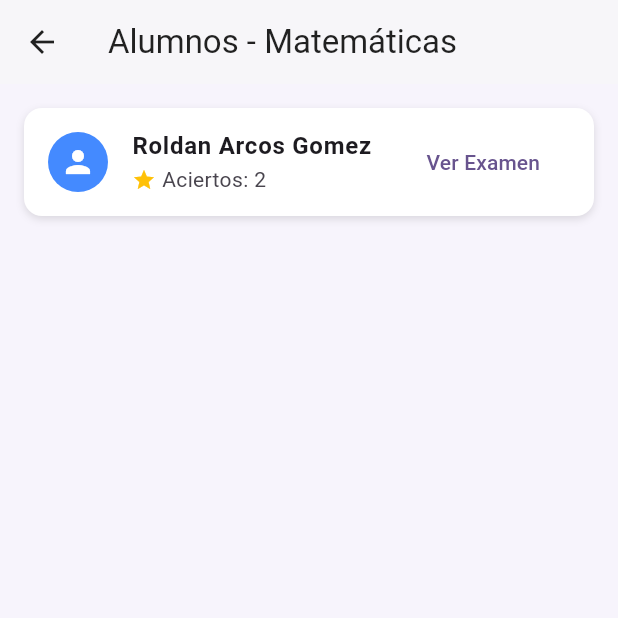
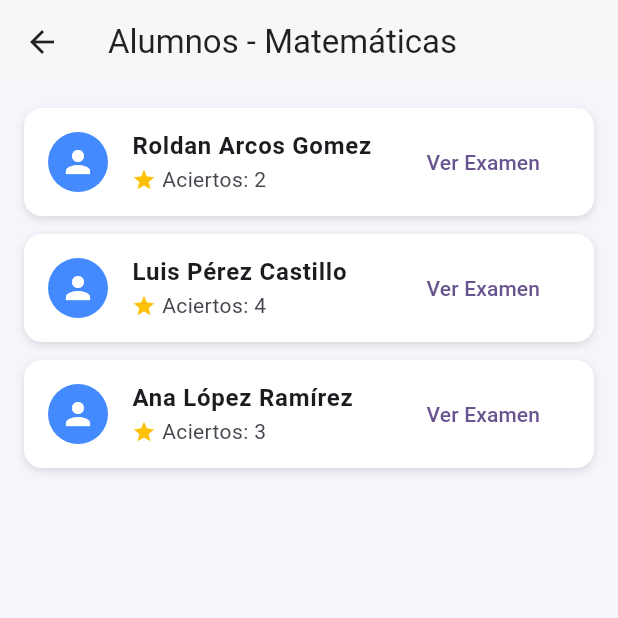
Before and after one commit to FelicianoRod/Asistencias, a Flutter app: the DetalleAlumnosScreen screen opened directly, on a phone screen of 412 x 824 dp, the top half of it. Run offline on Flutter 3.47's test engine with Material 3 defaults, Android fonts, the phone set to English and light mode, and no system bars.

Commit message:
agregacion de modelos

```diff
--- /dev/null
+++ b/lib/models/alumno_examen_model.dart
@@ -0,0 +1,15 @@
+class AlumnoExamen {
+  final String nombre;
+  final String materia;
+  final String grupo;
+  final int semestre;
+  final int aciertos;
+
+  AlumnoExamen({
+    required this.nombre,
+    required this.materia,
+    required this.grupo,
+    required this.semestre,
+    required this.aciertos,
+  });
+}
--- /dev/null
+++ b/lib/models/examen_model.dart
@@ -0,0 +1,11 @@
+class Examen {
+  final String titulo;
+  final int semestre;
+  final String grupo;
+
+  Examen({
+    required this.titulo,
+    required this.semestre,
+    required this.grupo,
+  });
+}
--- a/lib/screens/detalle_alumnos_screen.dart
+++ b/lib/screens/detalle_alumnos_screen.dart
@@ -1,11 +1,51 @@
-import 'package:app_asistencias/screens/ver_examen_screen.dart';
 import 'package:flutter/material.dart';
+import 'ver_examen_screen.dart';
+
+class AlumnoExamen {
+  final String nombre;
+  final String materia;
+  final String grupo;
+  final int semestre;
+  final int aciertos;
+
+  AlumnoExamen({
+    required this.nombre,
+    required this.materia,
+    required this.grupo,
+    required this.semestre,
+    required this.aciertos,
+  });
+}
 
 class DetalleAlumnosScreen extends StatelessWidget {
   const DetalleAlumnosScreen({super.key});
 
   @override
   Widget build(BuildContext context) {
+    final List<AlumnoExamen> alumnos = [
+      AlumnoExamen(
+        nombre: 'Roldan Arcos Gomez',
+        materia: 'Matemáticas',
+        grupo: 'A',
+        semestre: 1,
+        aciertos: 2,
+      ),
+      AlumnoExamen(
+        nombre: 'Luis Pérez Castillo',
+        materia: 'Matemáticas',
+        grupo: 'A',
+        semestre: 1,
+        aciertos: 4,
+      ),
+      AlumnoExamen(
+        nombre: 'Ana López Ramírez',
+        materia: 'Matemáticas',
+        grupo: 'A',
+        semestre: 1,
+        aciertos: 3,
+      ),
+    ];
+
     return Scaffold(
       backgroundColor: const Color(0xFFF7F4FC),
       appBar: AppBar(
@@ -20,10 +60,13 @@ class DetalleAlumnosScreen extends StatelessWidget {
           style: TextStyle(color: Colors.black87),
         ),
       ),
-      body: ListView(
+      body: ListView.builder(
         padding: const EdgeInsets.all(16),
-        children: [
-          Container(
+        itemCount: alumnos.length,
+        itemBuilder: (context, index) {
+          final alumno = alumnos[index];
+          return Container(
+            margin: const EdgeInsets.only(bottom: 12),
             decoration: BoxDecoration(
               color: Colors.white,
               borderRadius: BorderRadius.circular(12),
@@ -40,15 +83,15 @@ class DetalleAlumnosScreen extends StatelessWidget {
                 backgroundColor: Colors.blueAccent,
                 child: Icon(Icons.person, color: Colors.white),
               ),
-              title: const Text(
-                'Roldan Arcos Gomez',
-                style: TextStyle(fontWeight: FontWeight.bold),
+              title: Text(
+                alumno.nombre,
+                style: const TextStyle(fontWeight: FontWeight.bold),
               ),
               subtitle: Row(
-                children: const [
-                  Icon(Icons.star, size: 16, color: Colors.amber),
-                  SizedBox(width: 4),
-                  Text('Aciertos: 2'),
+                children: [
+                  const Icon(Icons.star, size: 16, color: Colors.amber),
+                  const SizedBox(width: 4),
+                  Text('Aciertos: ${alumno.aciertos}'),
                 ],
               ),
               trailing: TextButton(
@@ -56,11 +99,11 @@ class DetalleAlumnosScreen extends StatelessWidget {
                   Navigator.push(
                     context,
                     MaterialPageRoute(
-                      builder: (_) => const VerExamenScreen(
-                        alumno: 'Roldan Arcos Gomez',
-                        materia: 'Matemáticas',
-                        grupo: 'A',
-                        semestre: 1,
+                      builder: (_) => VerExamenScreen(
+                        alumno: alumno.nombre,
+                        materia: alumno.materia,
+                        grupo: alumno.grupo,
+                        semestre: alumno.semestre,
                       ),
                     ),
                   );
@@ -68,8 +111,8 @@ class DetalleAlumnosScreen extends StatelessWidget {
                 child: const Text('Ver Examen'),
               ),
             ),
-          ),
-        ],
+          );
+        },
       ),
     );
   }
--- a/lib/screens/materias_docente_screen.dart
+++ b/lib/screens/materias_docente_screen.dart
@@ -1,5 +1,17 @@
 import 'package:app_asistencias/screens/detalle_alumnos_screen.dart';
 import 'package:flutter/material.dart';
+
+class Examen {
+  final String titulo;
+  final int semestre;
+  final String grupo;
+
+  Examen({
+    required this.titulo,
+    required this.semestre,
+    required this.grupo,
+  });
+}
 
 class MateriaDocenteScreen extends StatelessWidget {
   final String nombreDocente;
@@ -9,6 +21,12 @@ class MateriaDocenteScreen extends StatelessWidget {
   @override
   Widget build(BuildContext context) {
     final TextEditingController searchController = TextEditingController();
+
+    final List<Examen> examenes = [
+      Examen(titulo: 'Examen de Matemáticas', semestre: 1, grupo: 'A'),
+      Examen(titulo: 'Examen de Física', semestre: 2, grupo: 'B'),
+      Examen(titulo: 'Examen de Química', semestre: 3, grupo: 'C'),
+    ];
 
     return Scaffold(
       backgroundColor: Colors.grey[100],
@@ -30,26 +48,37 @@ class MateriaDocenteScreen extends StatelessWidget {
                   borderSide: BorderSide.none,
                 ),
               ),
+              onChanged: (value) {
+                // En versiones futuras puedes implementar el filtrado aquí
+              },
             ),
           ),
 
           // Lista de exámenes
-          Padding(
+          Expanded(
+            child: ListView.builder(
               padding: const EdgeInsets.symmetric(horizontal: 16),
-            child: Container(
+              itemCount: examenes.length,
+              itemBuilder: (context, index) {
+                final examen = examenes[index];
+
+                return Container(
+                  margin: const EdgeInsets.only(bottom: 12),
                   decoration: BoxDecoration(
                     color: Colors.deepPurple[50],
                     borderRadius: BorderRadius.circular(12),
                   ),
                   child: ListTile(
-                title: const Text('Examen de Matemáticas'),
-                subtitle: const Text('Semestre: 1 - Grupo: A'),
+                    title: Text(examen.titulo),
+                    subtitle: Text(
+                        'Semestre: ${examen.semestre} - Grupo: ${examen.grupo}'),
                     trailing: TextButton(
                       onPressed: () {
                         Navigator.push(
                           context,
                           MaterialPageRoute(
-                          builder: (_) => const DetalleAlumnosScreen()),
+                            builder: (_) => const DetalleAlumnosScreen(),
+                          ),
                         );
                       },
                       child: const Text(
@@ -58,6 +87,8 @@ class MateriaDocenteScreen extends StatelessWidget {
                       ),
                     ),
                   ),
+                );
+              },
             ),
           ),
         ],
```
Also changed, not shown: lib/models/pregunta_examen_model.dart (added, +15 -0 lines), lib/models/usuario_model.dart (added, +13 -0 lines), lib/screens/bienvenida_screen.dart (+6 -7 lines), lib/screens/login_screen.dart (+27 -9 lines), lib/screens/main_screen.dart (+16 -16 lines), lib/screens/ver_examen_screen.dart (+28 -31 lines). Lines whose indentation alone changed are shown as unchanged.
